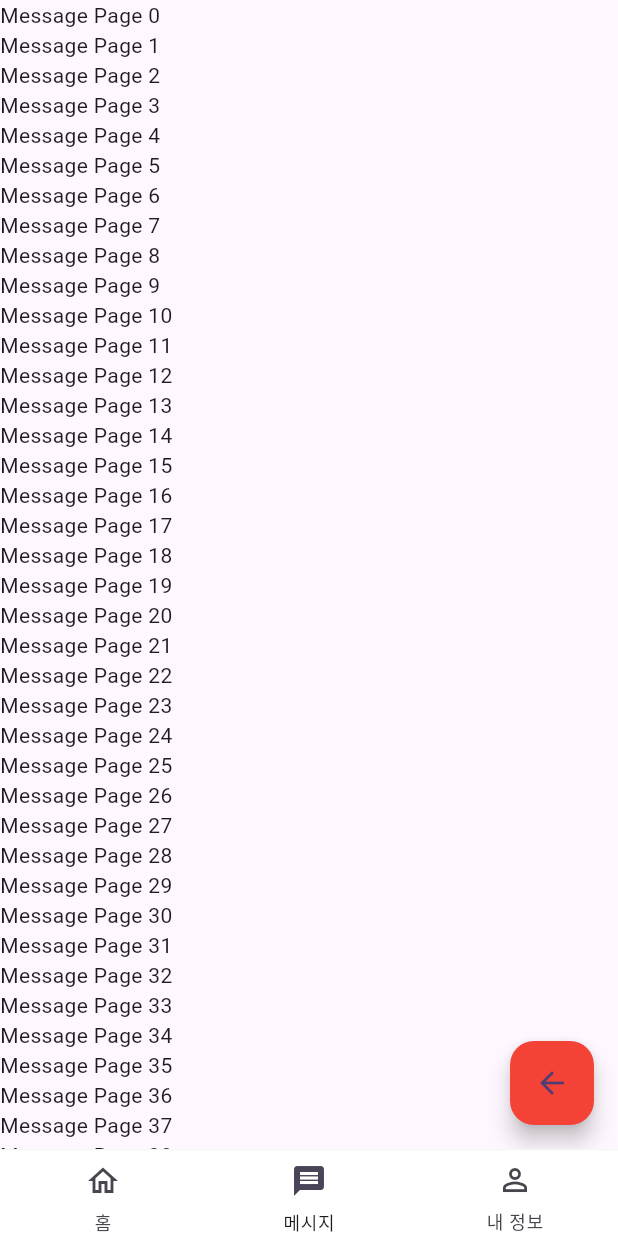
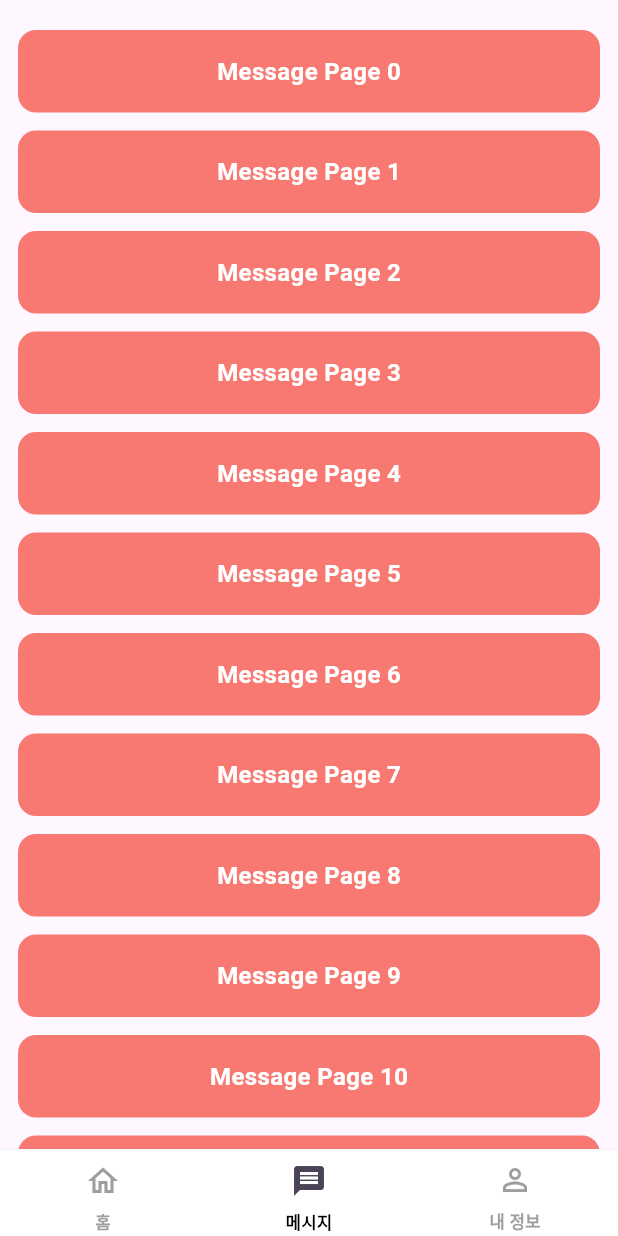
Before and after one commit to JoMinSeo/primary_scroll_controller_test, a Flutter app: the screen it shows after launch, item 2 of the bottom bar chosen, on a phone screen of 412 x 824 dp. Run offline on Flutter 3.47's test engine with Material 3 defaults, Android fonts, the phone set to English and light mode, and no system bars; our stand-ins replace go_router, visibility_detector.

Commit message:
chore: 같은 페이지일 경우에만 상단으로 스크롤하도록 처리

```diff
--- a/lib/app/router/bottom_navigation_bar.dart
+++ b/lib/app/router/bottom_navigation_bar.dart
@@ -4,19 +4,19 @@ import 'package:go_router/go_router.dart';
 import 'package:primary_scroll_controller_test/core/visible_detect_scroll_controller_notifier.dart';
 import 'package:primary_scroll_controller_test/app/router/routes.dart';
 
-const _navBarTheme = NavigationBarThemeData(
+final _navBarTheme = NavigationBarThemeData(
   height: 57,
   backgroundColor: Colors.white,
   indicatorColor: Colors.transparent,
   surfaceTintColor: Colors.transparent,
   labelBehavior: NavigationDestinationLabelBehavior.alwaysShow,
   elevation: 1.0,
-  // labelTextStyle: WidgetStateProperty.resolveWith((states) {
-  //   if (states.contains(WidgetState.selected)) {
-  //     return $styles.text.font11.semiBold.textColor($styles.colors.brand600);
-  //   }
-  //   return $styles.text.font11.semiBold.textColor($styles.colors.gray500);
-  // }),
+  labelTextStyle: WidgetStateProperty.resolveWith((states) {
+    if (states.contains(WidgetState.selected)) {
+      return const TextStyle(fontSize: 11, fontWeight: FontWeight.w600, color: Colors.black);
+    }
+    return TextStyle(fontSize: 11, fontWeight: FontWeight.w600, color: Colors.grey.shade500);
+  }),
 );
 
 class TestBottomNavigationBar extends StatefulWidget {
@@ -41,16 +41,12 @@ class _TestBottomNavigationBarState extends State<TestBottomNavigationBar> {
 
   // 각 브랜치의 context를 가져오는 메서드
   BuildContext? getBranchContext(int index) {
-    switch (index) {
-      case 0:
-        return homeNavigatorKey.currentContext;
-      case 1:
-        return messageNavigatorKey.currentContext;
-      case 2:
-        return menuNavigatorKey.currentContext;
-      default:
-        return null;
-    }
+    return switch (index) {
+      0 => homeNavigatorKey.currentContext,
+      1 => messageNavigatorKey.currentContext,
+      2 => menuNavigatorKey.currentContext,
+      _ => null,
+    };
   }
 
   // 현재 활성화된 브랜치의 context를 가져오는 메서드
@@ -58,18 +54,26 @@ class _TestBottomNavigationBarState extends State<TestBottomNavigationBar> {
     return getBranchContext(widget.navigationShell.currentIndex);
   }
 
+  void _addScrollListener(VoidCallback listener) {
+    _primaryScrollController?.addListener(listener);
+  }
+
+  void _removeScrollListener(VoidCallback listener) {
+    _primaryScrollController?.removeListener(listener);
+  }
+
   @override
   Widget build(BuildContext context) {
     return NotificationListener<ScrollControllerNotification>(
       onNotification: (notification) {
         if (_primaryScrollController != notification.controller) {
-          _primaryScrollController?.removeListener(scrollOffsetListener);
+          _removeScrollListener(scrollOffsetListener);
           setState(() {
             // 기본 스크롤 컨트롤러를 업데이트합니다.
             // 주어진 컨트롤러는 전송 측의 위젯에 따라 삭제되므로 여기서는 삭제되지 않습니다.
             _primaryScrollController = notification.controller;
           });
-          _primaryScrollController?.addListener(scrollOffsetListener);
+          _addScrollListener(scrollOffsetListener);
           scrollOffsetListener();
         }
 
@@ -98,7 +102,7 @@ class _TestBottomNavigationBarState extends State<TestBottomNavigationBar> {
                     padding: EdgeInsets.only(top: 5, bottom: 2),
                     child: NavigationDestination(
                       label: '홈',
-                      icon: Icon(Icons.home_outlined),
+                      icon: Icon(Icons.home_outlined, color: Colors.grey),
                       selectedIcon: Icon(Icons.home),
                     ),
                   ),
@@ -106,7 +110,7 @@ class _TestBottomNavigationBarState extends State<TestBottomNavigationBar> {
                     padding: EdgeInsets.only(top: 5, bottom: 2),
                     child: NavigationDestination(
                       label: '메시지',
-                      icon: Icon(Icons.message_outlined),
+                      icon: Icon(Icons.message_outlined, color: Colors.grey),
                       selectedIcon: Icon(Icons.message),
                     ),
                   ),
@@ -114,7 +118,7 @@ class _TestBottomNavigationBarState extends State<TestBottomNavigationBar> {
                     padding: EdgeInsets.only(top: 5, bottom: 2),
                     child: NavigationDestination(
                       label: '내 정보',
-                      icon: Icon(Icons.person_outline),
+                      icon: Icon(Icons.person_outline, color: Colors.grey),
                       selectedIcon: Icon(Icons.person),
                     ),
                   ),
@@ -143,22 +147,26 @@ class _TestBottomNavigationBarState extends State<TestBottomNavigationBar> {
   }
 
   void _onDestinationSelected(int index) {
-    widget.navigationShell.goBranch(
-      index,
-      initialLocation: index == widget.navigationShell.currentIndex,
-    );
+    bool isSamePage = index == widget.navigationShell.currentIndex;
 
+    // 같은 페이지일 경우에 클릭하면 최상단으로 스크롤 이동
+    if (isSamePage) {
       final BuildContext? context = getBranchContext(index);
-
       if (context == null) return;
 
       final scrollController = PrimaryScrollController.of(context);
 
       if (scrollController.hasClients) {
-      Future.delayed(const Duration(milliseconds: 300), () {
+        Future.delayed(const Duration(milliseconds: 150), () {
           scrollController.animateTo(0, duration: const Duration(milliseconds: 300), curve: Curves.easeInOut);
         });
       }
+    }
+
+    widget.navigationShell.goBranch(
+      index,
+      initialLocation: index == widget.navigationShell.currentIndex,
+    );
   }
 }
 
--- a/lib/pages/message_page.dart
+++ b/lib/pages/message_page.dart
@@ -7,25 +7,36 @@ class MessagePage extends StatelessWidget {
   @override
   Widget build(BuildContext context) {
     return Scaffold(
-      floatingActionButton: FloatingActionButton(
-        backgroundColor: Colors.red,
-        onPressed: () {
-          final scrollController = PrimaryScrollController.of(context);
+      body: SafeArea(
+        child: VisibleDetectScrollControllerNotifier(
+          visibleDetectorKey: const ValueKey<String>('MessagePage'),
+          child: ListView.separated(
+            padding: const EdgeInsets.symmetric(horizontal: 12) + const EdgeInsets.only(top: 20),
+            primary: true,
+            itemBuilder: (context, index) {
+              return _buildMessageItem(context, index);
+            },
+            separatorBuilder: (context, index) {
+              return const SizedBox(height: 12);
+            },
+            itemCount: 100,
+          ),
+        ),
+      ),
+    );
+  }
 
-          if (scrollController.hasClients) {
-            scrollController.animateTo(0, duration: const Duration(milliseconds: 300), curve: Curves.easeInOut);
-          }
-        },
-        child: const Icon(Icons.arrow_back),
+  Widget _buildMessageItem(BuildContext context, int index) {
+    return Container(
+      padding: const EdgeInsets.symmetric(horizontal: 12, vertical: 16),
+      decoration: BoxDecoration(
+        color: Colors.red.withOpacity(0.7),
+        borderRadius: BorderRadius.circular(12),
       ),
-      body: VisibleDetectScrollControllerNotifier(
-        visibleDetectorKey: const ValueKey<String>('MessagePage'),
-        child: ListView.builder(
-          primary: true,
-          itemBuilder: (context, index) {
-            return Text('Message Page $index');
-          },
-          itemCount: 100,
+      child: Center(
+        child: Text(
+          'Message Page $index',
+          style: const TextStyle(fontSize: 16, color: Colors.white, fontWeight: FontWeight.w600),
         ),
       ),
     );
```
Lines whose indentation alone changed are shown as unchanged.
